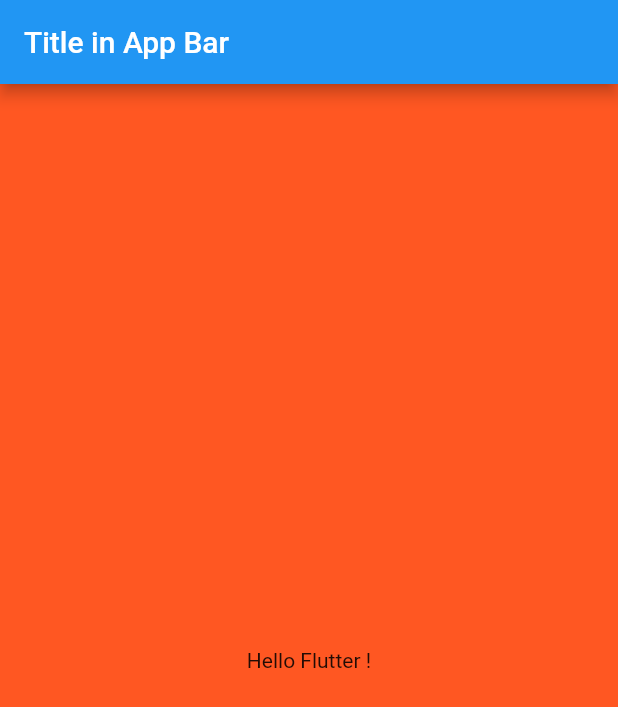
After one commit to PushpikaWan/Flutter-Examples, a Flutter app: the screen it shows after launch, on a phone screen of 412 x 824 dp. The commit adds this screen. Shown: the top 707 px of the screen. Run offline on Flutter 3.47's test engine with Material 2 defaults, Android fonts, the phone set to English and light mode, and no system bars.

Commit message:
refactor : [App-01] refactoring by modulersing class

```diff
--- a/lib/main.dart
+++ b/lib/main.dart
@@ -1,21 +1,20 @@
 import 'package:flutter/material.dart';
+import './screens/home.dart';
 
-void main() {
-  //this shows UI
-  runApp(MaterialApp(
-    title: "Hello Flutter App",
-    home: Scaffold(
-      appBar: AppBar(
-        title: Text('Title in App Bar'),
+void main() => runApp(new HelloFlutterApp());
+
+class HelloFlutterApp extends StatelessWidget {
+  @override
+  Widget build(BuildContext context) {
+    return MaterialApp(
+      debugShowCheckedModeBanner: false,
+      title: "Hello Flutter App",
+      home: Scaffold(
+        appBar: AppBar(
+          title: Text('Title in App Bar'),
+        ),
+        body: Home()
       ),
-      body: Material(
-        color: Colors.deepOrange,
-        child: Center(
-            child: Text(
-          "Hello Flutter !",
-          textDirection: TextDirection.ltr,
-        )),
-      ),
-    ),
-  ));
+    );
+  }
 }
--- /dev/null
+++ b/lib/screens/home.dart
@@ -0,0 +1,15 @@
+import 'package:flutter/material.dart';
+
+class Home extends StatelessWidget {
+  @override
+  Widget build(BuildContext context) {
+    return Material(
+      color: Colors.deepOrange,
+      child: Center(
+          child: Text(
+        "Hello Flutter !",
+        textDirection: TextDirection.ltr,
+      )),
+    );
+  }
+}
```
Also changed, not shown: 1 other file.
